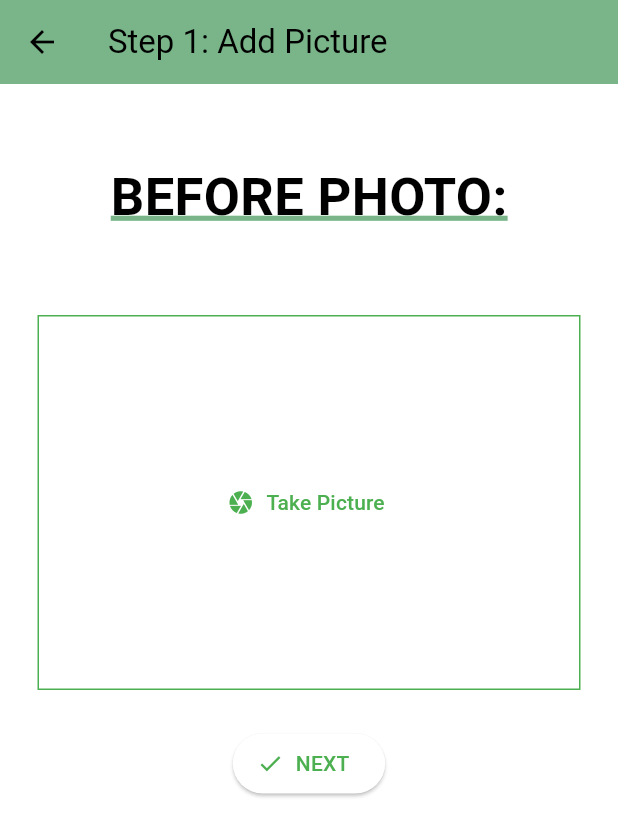
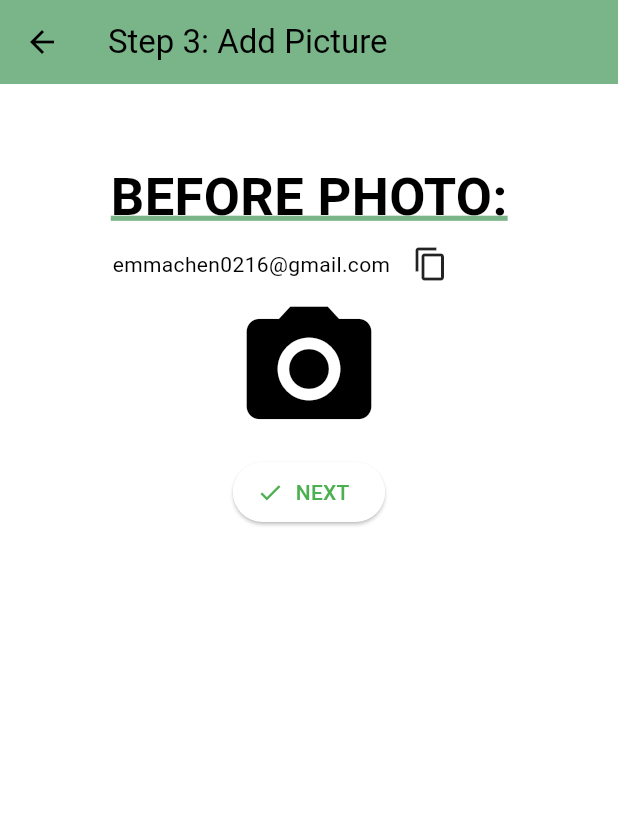
Before and after one commit to EmmacodingTG/Technocation-2024-Team-EJ, a Flutter app: the BeforePicturePage screen opened directly, on a phone screen of 412 x 824 dp. Shown: the top 836 px of the screen. Run offline on Flutter 3.47's test engine with Material 3 defaults, Android fonts, the phone set to English and light mode, and no system bars; our stand-ins replace flutter_map, geocoding, image_picker, latlong2, share_plus; missing offline and left inert: clipboard, dart:ffi.

Commit message:
mvp interface

```diff
--- a/lib/before_picture_page.dart
+++ b/lib/before_picture_page.dart
@@ -1,10 +1,10 @@
 
 import 'package:flutter/material.dart';
-
-import 'package:litter_app/image_input.dart';
 import 'package:litter_app/timer_page.dart';
-
-
+import 'global_variable.dart';
+import 'package:image_picker/image_picker.dart';
+import 'package:clipboard/clipboard.dart';
+import 'package:share_plus/share_plus.dart';
 
 class BeforePicturePage extends StatefulWidget {
   const BeforePicturePage({super.key});
@@ -12,62 +12,73 @@ class BeforePicturePage extends StatefulWidget {
   @override
   State<BeforePicturePage> createState() => _BeforePicturePageState();
 }
+class _BeforePicturePageState extends State<BeforePicturePage> {
 
-class _BeforePicturePageState extends State<BeforePicturePage> {
   @override
+void navigateToTimerPage(BuildContext context) {addressTextEditingController.clear(); Navigator.push(
+    context,
+    MaterialPageRoute(builder: (context) => TimerPage()),
+  );
+}
+
   Widget build(BuildContext context) {
-    return Scaffold(
+   return Scaffold(
       backgroundColor: Colors.white,
       appBar: AppBar(
         backgroundColor: const Color.fromARGB(146, 21, 125, 49),
-        title: const Text('Step 1: Add Picture'),
+        title: const Text('Step 3: Add Picture'),
       ),
       body: Column(
         children: [
-
           const Center(
             child: Padding(
               padding: EdgeInsets.only(top: 50),
               child: Text(
-                'BEFORE PHOTO:'
-              ,
+                'BEFORE PHOTO:',
                 style: TextStyle(
                   fontSize: 35,
                   fontWeight: FontWeight.bold,
-                   decoration: TextDecoration.underline,
-                     decorationColor: Color.fromARGB(146, 21, 125, 49),
-                        decorationThickness: 2,
+                  decoration: TextDecoration.underline,
+                  decorationColor: Color.fromARGB(146, 21, 125, 49),
+                  decorationThickness: 2,
                 ),
               ),
             ),
           ),
-         const Padding(
+          const Padding(
             padding: EdgeInsets.only(top: 8),
           ),
-         const  Text(
-            'Click box to retake picture',
-            style: TextStyle(
-              color: Color.fromARGB(221, 255, 255, 255),
-              fontSize: 15,
-              fontStyle: FontStyle.italic,
+          Row(
+            children: [
+            SizedBox(width: 75,),
+             Text(contactemail),
+             SizedBox(width: 15,),
+              InkWell(
+                onTap: () {
+                  FlutterClipboard.copy(contactemail);
+                },
+                child: const Icon(Icons.copy),
+              ),
+            ],
+          ),
+          IconButton(
+              icon: const Icon(Icons.photo_camera),
+              iconSize: 100,
+              onPressed: () async {
+                final image =
+                    await ImagePicker().pickImage(source: ImageSource.camera);
+                if (image == null) return;
+                await Share.shareFiles([image.path],
+                    subject: 'Hello', text: 'THIS IS THE IMAGE!!');
+              }),
 
-            ),
-          ),
-          const Padding(
-            padding: EdgeInsets.all(25),
-            child: ImageInput(),
-          ),
           ElevatedButton.icon(
-              onPressed: () => Navigator.push(
-                    context,
-                    MaterialPageRoute(
-                      builder: (context) => const TimerPage(),
-                    ),
-                  ),
+              onPressed: ()=>navigateToTimerPage(context),
             label: const Text('NEXT'),
             icon: const Icon(Icons.done),
           ),
-        ],
+    ]
+        ,
       ),
     );
   }
--- a/lib/first_page.dart
+++ b/lib/first_page.dart
@@ -1,5 +1,4 @@
 import 'package:flutter/material.dart';
-import 'package:litter_app/contacts_page.dart';
 
 import 'package:litter_app/home_page.dart';
 import 'package:litter_app/info_page.dart';
@@ -24,7 +23,7 @@ class _FirstPageState extends State<FirstPage> {
     const HomePage(),
     const RecordsPage(),
     const InfoPage(),
-    const ContactPage(),
+
   ];
 
   @override
@@ -38,7 +37,7 @@ class _FirstPageState extends State<FirstPage> {
           BottomNavigationBarItem(icon: Icon(Icons.home), label: 'Home'),
           BottomNavigationBarItem(icon: Icon(Icons.schedule), label: 'Records'),
           BottomNavigationBarItem(icon: Icon(Icons.info), label: 'info'),
-          BottomNavigationBarItem(icon: Icon(Icons.add), label: 'Contacts')
+
         ],
       ),
     );
--- /dev/null
+++ b/lib/global_variable.dart
@@ -0,0 +1,6 @@
+import 'package:flutter/material.dart';
+
+var contactemail = 'emmachen0216@gmail.com'; // add global textfield from contacts page
+DateTime? selectedDate;
+
+final TextEditingController addressTextEditingController = TextEditingController();
--- a/lib/image_input.dart
+++ /dev/null
@@ -1,55 +0,0 @@
-import 'package:flutter/material.dart';
-import 'package:image_picker/image_picker.dart';
-import 'dart:io';
-
-class ImageInput extends StatefulWidget {
-  const ImageInput({super.key});
-
-  @override
-  State<ImageInput> createState() => _ImageInputState();
-}
-
-class _ImageInputState extends State<ImageInput> {
-  File? _selectedImage;
-  void _takePicture() async {
-    final imagePicker = ImagePicker();
-    final pickedImage =
-        await imagePicker.pickImage(source: ImageSource.camera, maxWidth: 600);
-    if (pickedImage == null) {
-      return;
-    }
-    setState(() {
-      _selectedImage = File(pickedImage.path);
-    });
-  }
-
-  @override
-  Widget build(BuildContext context) {
-    Widget content = TextButton.icon(
-      icon: const Icon(Icons.camera),
-      label: const Text('Take Picture'),
-      onPressed: _takePicture,
-    );
-
-    if (_selectedImage != null) {
-      content = GestureDetector(
-        onTap: _takePicture,
-        child: Image.file(
-          _selectedImage!,
-          fit: BoxFit.cover,
-          width: double.infinity,
-          height: double.infinity
-        ),
-      );
-    }
-    return Container(
-      decoration: BoxDecoration(
-        border: Border.all(width: 1, color: Colors.green),
-      ),
-      height: 250,
-      width: double.infinity,
-      alignment: Alignment.center,
-      child: content,
-    );
-  }
-}
--- a/pubspec.yaml
+++ b/pubspec.yaml
@@ -46,6 +46,12 @@ dependencies:
   firebase_core: ^2.27.1
   firebase_database: ^10.4.10
   geocoding: ^3.0.0
+  syncfusion_flutter_maps: ^25.1.35
+  share_plus: ^7.2.2
+  http: ^1.2.1
+  path_provider: ^2.1.2
+  flutter_email_sender: ^6.0.2
+  clipboard: ^0.1.3
 
 
 
```
Also changed, not shown: lib/after_picture.dart (+27 -13 lines), lib/contacts_page.dart (deleted, +0 -15 lines), lib/home_page.dart (+122 -138 lines), lib/send.dart (+45 -9 lines), lib/signup_map_page.dart (+5 -13 lines), lib/timer_page.dart (+28 -25 lines), pubspec.lock, 3 other files.
